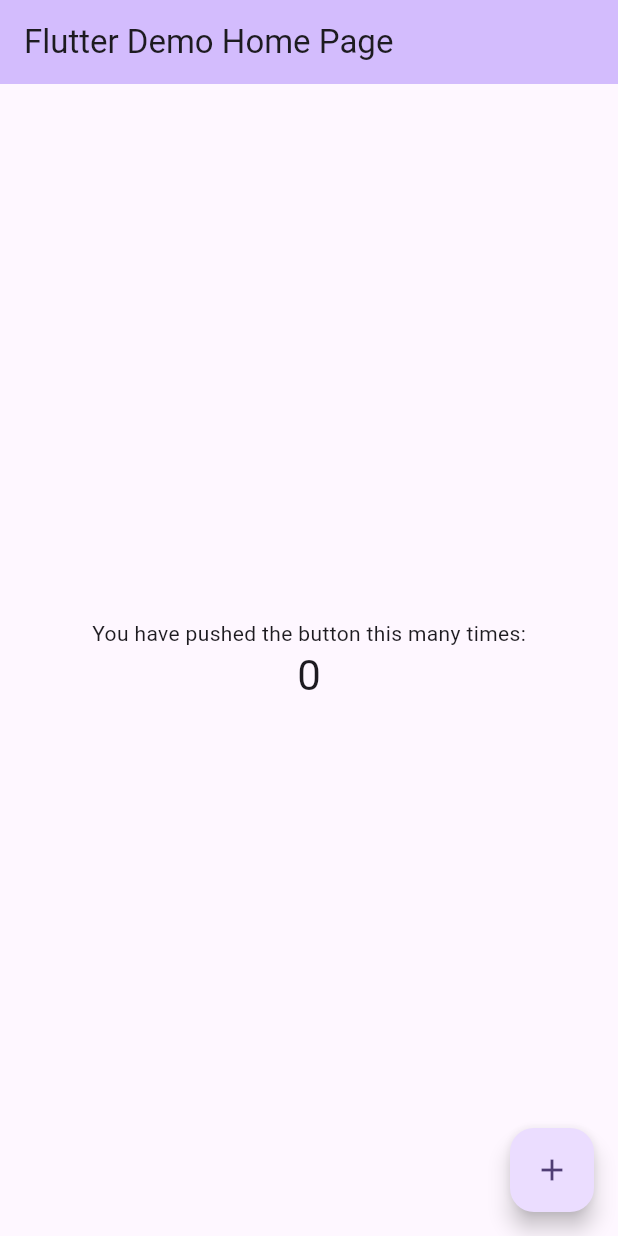
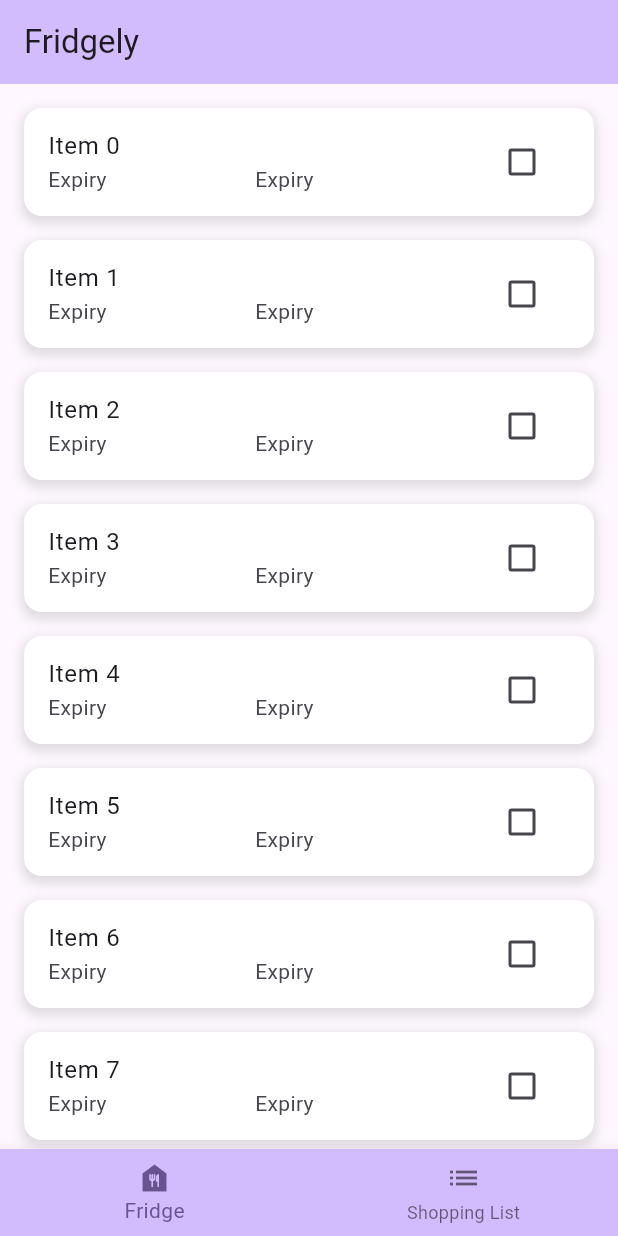
Before and after one commit to Edmund-Lui98/Fridgely, a Flutter app: the screen it shows after launch, on a phone screen of 412 x 824 dp. Run offline on Flutter 3.47's test engine with Material 2 defaults, Android fonts, the phone set to English and light mode, and no system bars.

Commit message:
added fridge cards

```diff
--- /dev/null
+++ b/lib/Components/FridgeList.dart
@@ -0,0 +1,56 @@
+import 'package:flutter/material.dart';
+
+class FridgeList extends StatefulWidget {
+  @override
+  _FridgeListState createState() => _FridgeListState();
+}
+
+class _FridgeListState extends State<FridgeList> {
+  List<bool> _checkBoxValues = List.generate(20, (index) => false);
+
+  @override
+  Widget build(BuildContext context) {
+    double screenWidth = MediaQuery.of(context).size.width;
+    double screenHeight = MediaQuery.of(context).size.height;
+
+    return Scaffold(
+      body: ListView.builder(
+        itemCount: _checkBoxValues.length,
+        itemBuilder: (context, index) {
+          return Padding(
+              padding: const EdgeInsets.fromLTRB(16, 16, 16, 0),
+              child: Container(
+                  decoration: BoxDecoration(
+                    color: Colors.white,
+                    borderRadius: BorderRadius.circular(12.0),
+                    boxShadow: [
+                      BoxShadow(
+                        color: Colors.grey.withOpacity(0.3),
+                        spreadRadius: 2,
+                        blurRadius: 5,
+                        offset: Offset(0, 3),
+                      ),
+                    ],
+                  ),
+                  child: ListTile(
+                    title: Text('Item $index'),
+                    subtitle: Row(
+                      children: [
+                        Expanded(child: Text("Expiry")),
+                        Expanded(child: Text("Expiry"))
+                      ],
+                    ),
+                    trailing: Checkbox(
+                      value: _checkBoxValues[index],
+                      onChanged: (newValue) {
+                        setState(() {
+                          _checkBoxValues[index] = newValue!;
+                        });
+                      },
+                    ),
+                  )));
+        },
+      ),
+    );
+  }
+}
--- /dev/null
+++ b/lib/Components/Navbar.dart
@@ -0,0 +1,78 @@
+import 'package:flutter/material.dart';
+import '../Pages/FridgePage.dart';
+import '../Pages/ShoppingListPage.dart';
+
+class Navbar extends StatefulWidget {
+  const Navbar({super.key, required this.title});
+
+  // This widget is the home page of your application. It is stateful, meaning
+  // that it has a State object (defined below) that contains fields that affect
+  // how it looks.
+
+  // This class is the configuration for the state. It holds the values (in this
+  // case the title) provided by the parent (in this case the App widget) and
+  // used by the build method of the State. Fields in a Widget subclass are
+  // always marked "final".
+
+  final String title;
+
+  @override
+  State<Navbar> createState() => _NavbarState();
+}
+
+class _NavbarState extends State<Navbar> {
+  int _currentIndex = 0;
+
+  final List<Widget> _tabs = [
+    FridgePage(),
+    ShoppingListPage(),
+  ];
+
+  @override
+  Widget build(BuildContext context) {
+    return Scaffold(
+      appBar: AppBar(
+        backgroundColor: Theme.of(context).colorScheme.inversePrimary,
+        title: Text(widget.title),
+      ),
+      body: _tabs[_currentIndex],
+      bottomNavigationBar: BottomNavigationBar(
+        backgroundColor: Theme.of(context).colorScheme.inversePrimary,
+        currentIndex: _currentIndex,
+        onTap: (index) {
+          setState(() {
+            _currentIndex = index;
+          });
+        },
+        items: [
+          BottomNavigationBarItem(
+            icon: Icon(Icons.food_bank),
+            label: 'Fridge',
+          ),
+          BottomNavigationBarItem(
+            icon: Icon(Icons.list),
+            label: 'Shopping List',
+          ),
+        ],
+      ),
+    );
+  }
+}
+
+class Tab1 extends StatelessWidget {
+  @override
+  Widget build(BuildContext context) {
+    return Center(
+      child: Text('Tab 1 Content'),
+    );
+  }
+}
+
+class Tab2 extends StatelessWidget {
+  @override
+  Widget build(BuildContext context) {
+    return Center(
+      child: Text('Tab 2 Content'),
+    );
+  }
+}
--- /dev/null
+++ b/lib/Pages/FridgePage.dart
@@ -0,0 +1,17 @@
+import 'package:flutter/material.dart';
+import 'package:fridge_expiry/Components/FridgeList.dart';
+
+class FridgePage extends StatefulWidget {
+  const FridgePage({super.key});
+  @override
+  State<FridgePage> createState() => _FridgePageState();
+}
+
+class _FridgePageState extends State<FridgePage> {
+  @override
+  Widget build(BuildContext context) {
+    return Scaffold(
+      body: FridgeList(),
+    );
+  }
+}
--- a/lib/Pages/Home.dart
+++ /dev/null
@@ -1,89 +0,0 @@
-import 'package:flutter/material.dart';
-
-class MyHomePage extends StatefulWidget {
-  const MyHomePage({super.key, required this.title});
-
-  // This widget is the home page of your application. It is stateful, meaning
-  // that it has a State object (defined below) that contains fields that affect
-  // how it looks.
-
-  // This class is the configuration for the state. It holds the values (in this
-  // case the title) provided by the parent (in this case the App widget) and
-  // used by the build method of the State. Fields in a Widget subclass are
-  // always marked "final".
-
-  final String title;
-
-  @override
-  State<MyHomePage> createState() => _MyHomePageState();
-}
-
-class _MyHomePageState extends State<MyHomePage> {
-  int _counter = 0;
-
-  void _incrementCounter() {
-    setState(() {
-      // This call to setState tells the Flutter framework that something has
-      // changed in this State, which causes it to rerun the build method below
-      // so that the display can reflect the updated values. If we changed
-      // _counter without calling setState(), then the build method would not be
-      // called again, and so nothing would appear to happen.
-      _counter++;
-    });
-  }
-
-  @override
-  Widget build(BuildContext context) {
-    // This method is rerun every time setState is called, for instance as done
-    // by the _incrementCounter method above.
-    //
-    // The Flutter framework has been optimized to make rerunning build methods
-    // fast, so that you can just rebuild anything that needs updating rather
-    // than having to individually change instances of widgets.
-    return Scaffold(
-      appBar: AppBar(
-        // TRY THIS: Try changing the color here to a specific color (to
-        // Colors.amber, perhaps?) and trigger a hot reload to see the AppBar
-        // change color while the other colors stay the same.
-        backgroundColor: Theme.of(context).colorScheme.inversePrimary,
-        // Here we take the value from the MyHomePage object that was created by
-        // the App.build method, and use it to set our appbar title.
-        title: Text(widget.title),
-      ),
-      body: Center(
-        // Center is a layout widget. It takes a single child and positions it
-        // in the middle of the parent.
-        child: Column(
-          // Column is also a layout widget. It takes a list of children and
-          // arranges them vertically. By default, it sizes itself to fit its
-          // children horizontally, and tries to be as tall as its parent.
-          //
-          // Column has various properties to control how it sizes itself and
-          // how it positions its children. Here we use mainAxisAlignment to
-          // center the children vertically; the main axis here is the vertical
-          // axis because Columns are vertical (the cross axis would be
-          // horizontal).
-          //
-          // TRY THIS: Invoke "debug painting" (choose the "Toggle Debug Paint"
-          // action in the IDE, or press "p" in the console), to see the
-          // wireframe for each widget.
-          mainAxisAlignment: MainAxisAlignment.center,
-          children: <Widget>[
-            const Text(
-              'You have pushed the button this many times:',
-            ),
-            Text(
-              '$_counter',
-              style: Theme.of(context).textTheme.headlineMedium,
-            ),
-          ],
-        ),
-      ),
-      floatingActionButton: FloatingActionButton(
-        onPressed: _incrementCounter,
-        tooltip: 'Increment',
-        child: const Icon(Icons.add),
-      ), // This trailing comma makes auto-formatting nicer for build methods.
-    );
-  }
-}
--- a/lib/main.dart
+++ b/lib/main.dart
@@ -1,5 +1,5 @@
 import 'package:flutter/material.dart';
-import 'Pages/Home.dart';
+import 'Components/Navbar.dart';
 
 void main() {
   runApp(const MyApp());
@@ -8,31 +8,15 @@ void main() {
 class MyApp extends StatelessWidget {
   const MyApp({super.key});
 
-  // This widget is the root of your application.
   @override
   Widget build(BuildContext context) {
     return MaterialApp(
       title: 'Flutter Demo',
       theme: ThemeData(
-        // This is the theme of your application.
-        //
-        // TRY THIS: Try running your application with "flutter run". You'll see
-        // the application has a blue toolbar. Then, without quitting the app,
-        // try changing the seedColor in the colorScheme below to Colors.green
-        // and then invoke "hot reload" (save your changes or press the "hot
-        // reload" button in a Flutter-supported IDE, or press "r" if you used
-        // the command line to start the app).
-        //
-        // Notice that the counter didn't reset back to zero; the application
-        // state is not lost during the reload. To reset the state, use hot
-        // restart instead.
-        //
-        // This works for code too, not just values: Most code changes can be
-        // tested with just a hot reload.
         colorScheme: ColorScheme.fromSeed(seedColor: Colors.deepPurple),
         useMaterial3: true,
       ),
-      home: const MyHomePage(title: 'Flutter Demo Home Page'),
+      home: const Navbar(title: 'Fridgely'),
     );
   }
 }
```
Also changed, not shown: lib/Components/ShoppingList.dart (added, +38 -0 lines), lib/Pages/ShoppingListPage.dart (added, +17 -0 lines).
